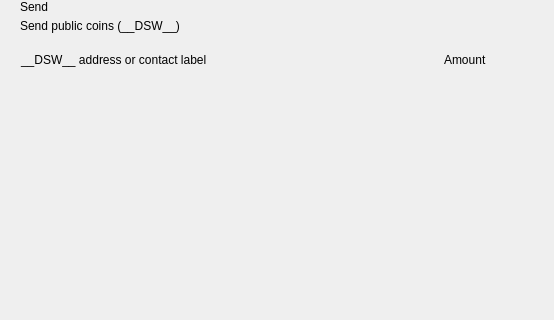
Qt form src/qt/pivx/forms/send.ui (decenomy/DSW) before a commit; both pictures show x 0 to 554 and y 0 to 320 of the 893 by 700 pixel window.
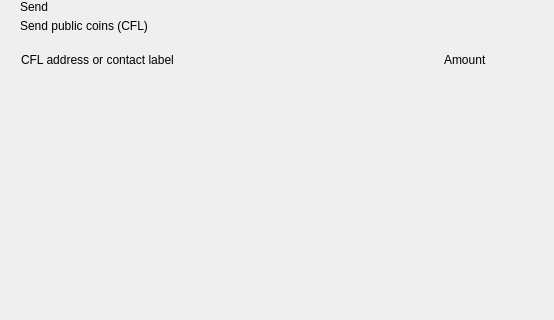
The same form after that commit. Custom widgets are drawn as their Qt base class.

What changed in the file:
```diff
--- a/src/qt/pivx/forms/send.ui
+++ b/src/qt/pivx/forms/send.ui
@@ -81,7 +81,7 @@
             <item>
              <widget class="QLabel" name="labelSubtitle1">
               <property name="text">
-               <string>Send public coins (__DSW__)</string>
+               <string>Send public coins (CFL)</string>
               </property>
              </widget>
             </item>
@@ -141,7 +141,7 @@
              <string notr="true">margin-left:8px;</string>
             </property>
             <property name="text">
-             <string>__DSW__ address or contact label</string>
+             <string>CFL address or contact label</string>
             </property>
            </widget>
           </item>
```
